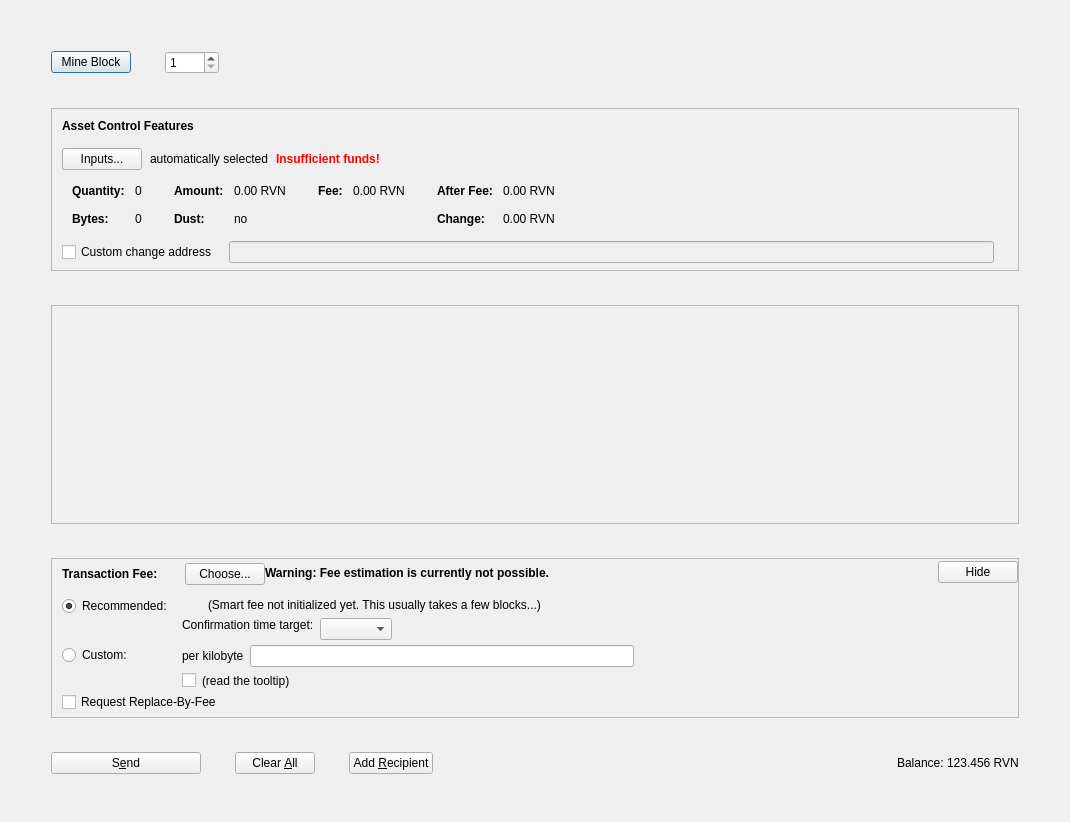
The window that src/qt/forms/assetsdialog.ui (RavenProject/Ravencoin) describes before a commit, drawn with Qt 5.
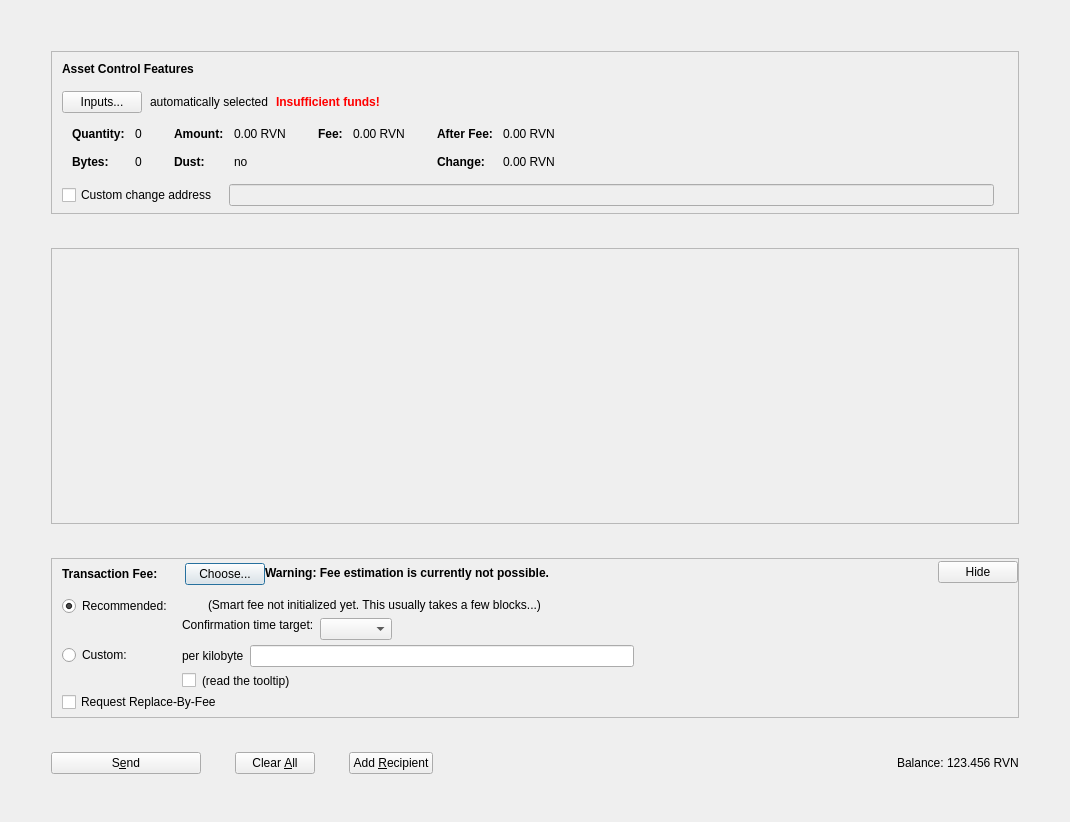
The same window after the commit. Icons and pictures are not drawn. Custom widgets are drawn as their Qt base class.

Patch:
```diff
--- a/src/qt/forms/assetsdialog.ui
+++ b/src/qt/forms/assetsdialog.ui
@@ -34,52 +34,6 @@
      <property name="bottomMargin">
       <number>40</number>
      </property>
-     <item>
-      <layout class="QHBoxLayout" name="horizontalLayout_3">
-       <property name="sizeConstraint">
-        <enum>QLayout::SetDefaultConstraint</enum>
-       </property>
-       <item>
-        <widget class="QPushButton" name="mineButton">
-         <property name="text">
-          <string>Mine Block</string>
-         </property>
-        </widget>
-       </item>
-       <item>
-        <widget class="QSpinBox" name="mineBlocksCount">
-         <property name="minimum">
-          <number>1</number>
-         </property>
-         <property name="maximum">
-          <number>1000</number>
-         </property>
-         <property name="singleStep">
-          <number>10</number>
-         </property>
-         <property name="value">
-          <number>1</number>
-         </property>
-         <property name="displayIntegerBase">
-          <number>10</number>
-         </property>
-        </widget>
-       </item>
-       <item>
-        <spacer name="horizontalSpacer_3">
-         <property name="orientation">
-          <enum>Qt::Horizontal</enum>
-         </property>
-         <property name="sizeHint" stdset="0">
-          <size>
-           <width>40</width>
-           <height>20</height>
-          </size>
-         </property>
-        </spacer>
-       </item>
-      </layout>
-     </item>
      <item>
       <widget class="QFrame" name="frameAssetControl">
        <property name="sizePolicy">
@@ -651,7 +605,7 @@
           <x>0</x>
           <y>0</y>
           <width>964</width>
-          <height>98</height>
+          <height>165</height>
          </rect>
         </property>
         <layout class="QVBoxLayout" name="verticalLayout_2" stretch="0,1">
```
